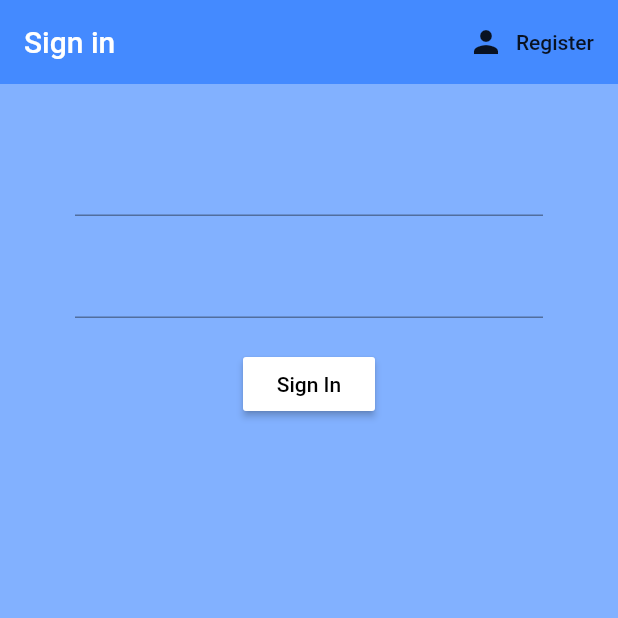
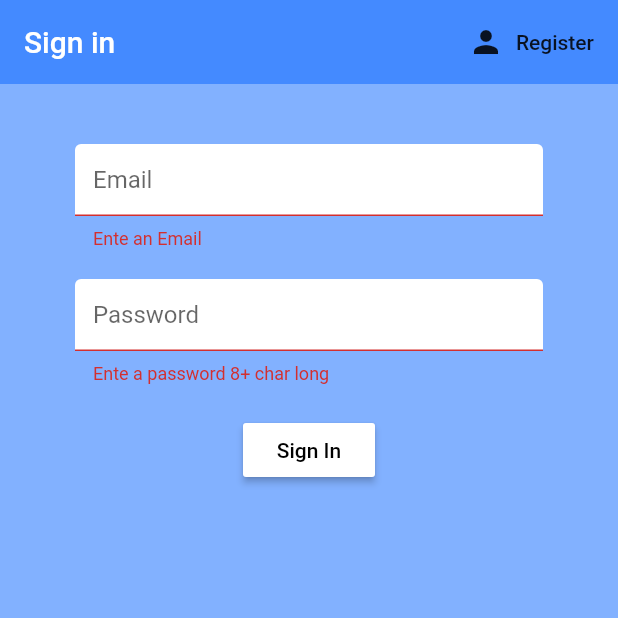
Before and after one commit to armaank140/SmartKitchenware, a Flutter app: the screen it shows after launch, after a tap on "Sign In", on a phone screen of 412 x 824 dp, the top half of it. Run offline on Flutter 3.47's test engine with Material 2 defaults, Android fonts, the phone set to English and light mode, and no system bars; our stand-ins replace firebase_auth, flutter_spinkit; accounts and stored records are empty.

Commit message:
commit.15.1

```diff
--- a/lib/screen/authenticate/register.dart
+++ b/lib/screen/authenticate/register.dart
@@ -1,5 +1,6 @@
 import 'package:flutter/material.dart';
 import 'package:smart_kitchenware/services/auth.dart';
+import 'package:smart_kitchenware/shared/constants.dart';
 
 class Register extends StatefulWidget {
 
@@ -47,6 +48,7 @@ class _RegisterState extends State<Register> {
             children: <Widget>[
               SizedBox(height: 20.0,),
               TextFormField(
+                decoration: textInputDecoration.copyWith(hintText: 'Email'),
                 validator: (val) => val.isEmpty ? 'Ente an Email' : null,
                 onChanged: (val){
                   setState(() => email = val);
@@ -55,6 +57,7 @@ class _RegisterState extends State<Register> {
               ),
               SizedBox(height: 20.0,),
               TextFormField(
+                decoration: textInputDecoration.copyWith(hintText: 'Password'),
                 validator: (val) => val.length <8 ? 'Ente a password 8+ char long' : null,
                 obscureText: true,
                 onChanged: (val){
@@ -82,7 +85,7 @@ class _RegisterState extends State<Register> {
               Text(
                 error,
                 style: TextStyle(color: Colors.red, fontSize: 14.0),
-              )
+              ),
             ],
           ),
         ),
--- a/lib/screen/authenticate/signin.dart
+++ b/lib/screen/authenticate/signin.dart
@@ -1,5 +1,6 @@
 import 'package:flutter/material.dart';
 import 'package:smart_kitchenware/services/auth.dart';
+import 'package:smart_kitchenware/shared/constants.dart';
 
 class SignIn extends StatefulWidget {
 
@@ -13,10 +14,12 @@ class SignIn extends StatefulWidget {
 class _SignInState extends State<SignIn> {
 
   final AuthService _auth = AuthService();
+  final _formKey = GlobalKey<FormState>();
 
 
   String email = '';
   String password = '';
+  String error ='';
 
   @override
   Widget build(BuildContext context) {
@@ -40,10 +43,13 @@ class _SignInState extends State<SignIn> {
       body: Container(
         padding: EdgeInsets.symmetric(vertical: 20.0, horizontal: 50.0),
         child: Form(
+          key: _formKey,
           child: Column(
             children: <Widget>[
               SizedBox(height: 20.0,),
               TextFormField(
+                decoration: textInputDecoration.copyWith(hintText: 'Email'),
+                validator: (val) => val.isEmpty ? 'Ente an Email' : null,
                 onChanged: (val){
                   setState(() => email = val);
 
@@ -51,6 +57,8 @@ class _SignInState extends State<SignIn> {
               ),
               SizedBox(height: 20.0,),
               TextFormField(
+                decoration: textInputDecoration.copyWith(hintText: 'Password'),
+                validator: (val) => val.length <8 ? 'Ente a password 8+ char long' : null,
                 obscureText: true,
                 onChanged: (val){
                   setState(()  => password = val);
@@ -65,10 +73,19 @@ class _SignInState extends State<SignIn> {
                   style: TextStyle(color: Colors.black),
                 ),
                 onPressed: () async{
-                print(email);
-                print(password);
+                  if(_formKey.currentState.validate()){
+                    dynamic result = await _auth.signInWithEmailAndPassword(email, password);
+                    if(result == null){
+                      setState(() => error = 'COULD NOT SIGN IN WITH THOSE CEDENTIALS ');
+                    }
+                  }
                 },
-              )
+              ),
+              SizedBox(height: 20.0,),
+              Text(
+                error,
+                style: TextStyle(color: Colors.red, fontSize: 14.0),
+              ),
             ],
           ),
         ),
--- a/lib/services/auth.dart
+++ b/lib/services/auth.dart
@@ -31,6 +31,18 @@ Future signInAnon() async{
 }
 //sign in with email and password
 
+  Future signInWithEmailAndPassword(String email, String password) async{
+    try{
+      AuthResult result = await _auth.signInWithEmailAndPassword(email: email, password: password);
+      FirebaseUser user  = result.user;
+      return  _userFromFirebaseUser(user);
+    }catch(e){
+      print(e.toString());
+      return null;
+    }
+  }
+
+
 //register with email and password
   Future registerWithEmailAndPassword(String email, String password) async{
   try{
--- /dev/null
+++ b/lib/shared/constants.dart
@@ -0,0 +1,16 @@
+import 'package:flutter/material.dart';
+
+const textInputDecoration = InputDecoration(
+
+  fillColor: Colors.white,
+  filled: true,
+  enabledBorder:OutlineInputBorder(
+    borderSide: BorderSide(color: Colors.white, width: 2.0)
+
+  ),
+  focusedBorder: OutlineInputBorder(
+    borderSide: BorderSide(color: Colors.pink, width: 2.0),
+        //borderRadius: BorderRadius.circular(50.0)
+  )
+
+);
--- a/pubspec.yaml
+++ b/pubspec.yaml
@@ -27,6 +27,7 @@ dependencies:
   firebase_auth: ^0.16.0
   cloud_firestore: ^0.13.5
   provider: ^3.1.0
+  flutter_spinkit: "^4.1.2"
 
 dev_dependencies:
   flutter_test:
```
Also changed, not shown: lib/shared/loading.dart (added, +17 -0 lines), pubspec.lock.
